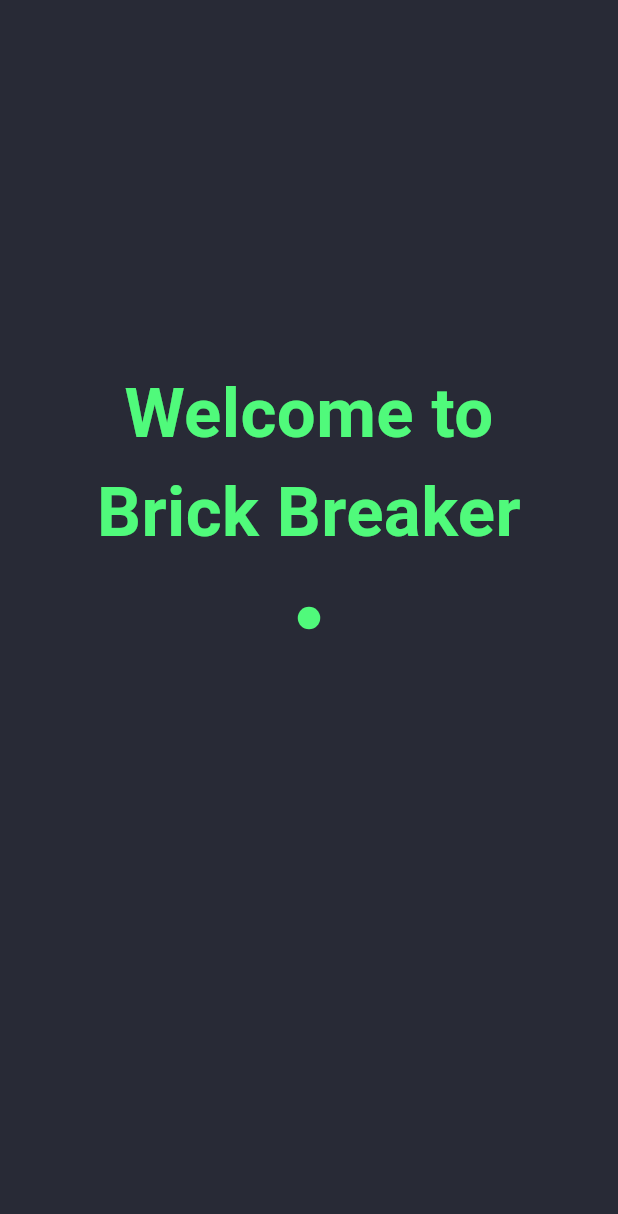
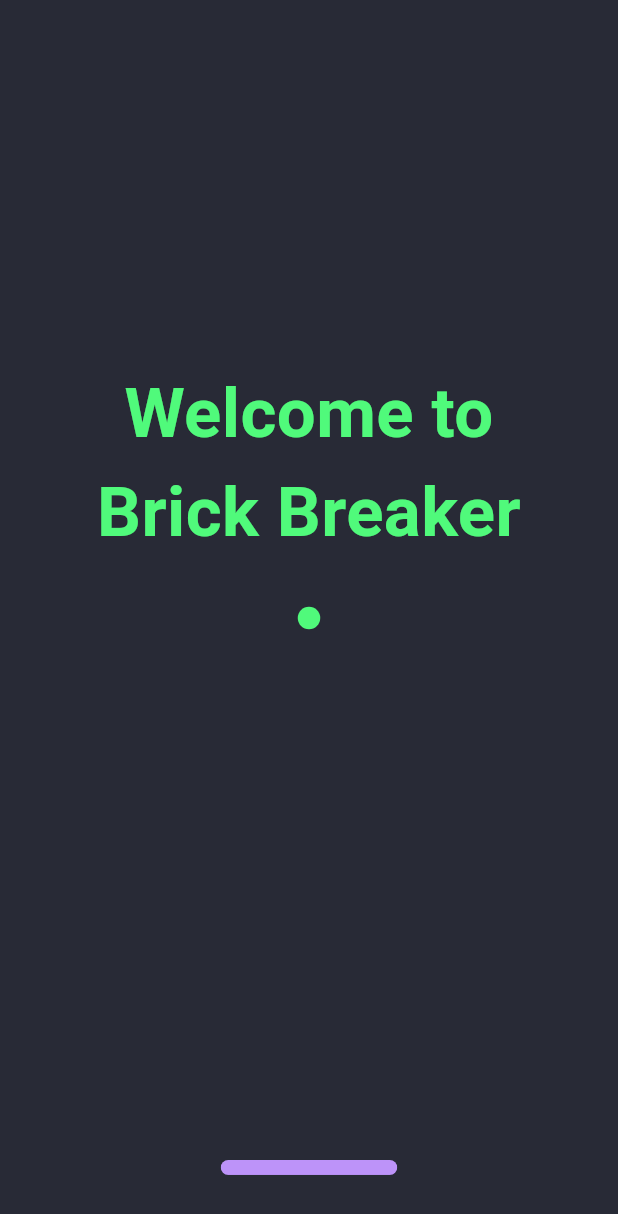
Before and after one commit to gusazevedo/brick-breaker, a Flutter app: the screen it shows after launch, on a phone screen of 412 x 824 dp. Shown: the top 1214 px of the screen. Run offline on Flutter 3.47's test engine with Material 3 defaults, Android fonts, the phone set to English and light mode, and no system bars.

Commit message:
[FEATURE] - Add player shape

```diff
--- a/lib/components/home-page.dart
+++ b/lib/components/home-page.dart
@@ -1,7 +1,7 @@
 import 'dart:async';
-
 import 'package:flutter/material.dart';
 import 'package:game/components/ball.dart';
+import 'package:game/components/player.dart';
 import 'package:game/components/welcome-page.dart';
 
 class HomePage extends StatefulWidget {
@@ -37,8 +37,14 @@ class _HomePageState extends State<HomePage> {
         body: Center(
           child: Stack(
             children: [
+              // Static screen
               WelcomePage(hasGameStarted: hasGameStarted),
-              Ball(ballX: ballX, ballY: ballY)
+
+              // Ball
+              Ball(ballX: ballX, ballY: ballY),
+
+              // Player
+              const Player(),
             ],
           ),
         ),
--- /dev/null
+++ b/lib/components/player.dart
@@ -0,0 +1,20 @@
+import 'package:flutter/material.dart';
+
+class Player extends StatelessWidget {
+  const Player({super.key});
+
+  @override
+  Widget build(BuildContext context) {
+    return Container(
+      alignment: const Alignment(0, 0.9),
+      child: ClipRRect(
+        borderRadius: BorderRadius.circular(10),
+        child: Container(
+          height: 10,
+          width: MediaQuery.of(context).size.width / 3.5,
+          color: const Color(0xffBD93F9),
+        ),
+      ),
+    );
+  }
+}
```
